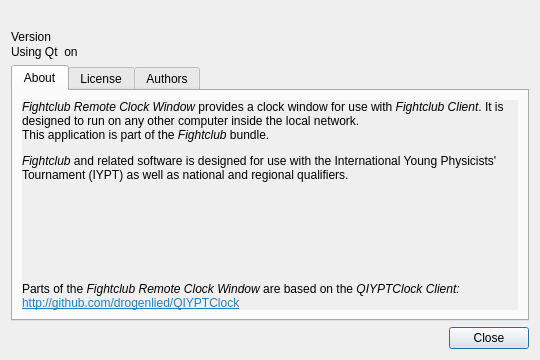
Old version of the form remoteclockwindow/aboutdialog.ui in the repository SFr682k/fightclub.
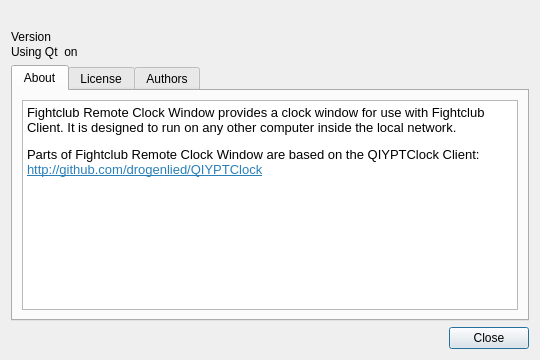
New version of the form. Icons and pictures are not drawn.

```diff
--- a/remoteclockwindow/aboutdialog.ui
+++ b/remoteclockwindow/aboutdialog.ui
@@ -121,79 +121,15 @@
       </attribute>
       <layout class="QVBoxLayout" name="verticalLayout_6">
        <item>
-        <widget class="QScrollArea" name="scrollArea">
-         <property name="frameShape">
-          <enum>QFrame::NoFrame</enum>
+        <widget class="QTextBrowser" name="textBrowser">
+         <property name="html">
+          <string>&lt;!DOCTYPE HTML PUBLIC &quot;-//W3C//DTD HTML 4.0//EN&quot; &quot;http://www.w3.org/TR/REC-html40/strict.dtd&quot;&gt;
+&lt;html&gt;&lt;head&gt;&lt;meta name=&quot;qrichtext&quot; content=&quot;1&quot; /&gt;&lt;style type=&quot;text/css&quot;&gt;
+p, li { white-space: pre-wrap; }
+&lt;/style&gt;&lt;/head&gt;&lt;body style=&quot; font-family:'Noto Sans'; font-size:10pt; font-weight:400; font-style:normal;&quot;&gt;
+&lt;p style=&quot; margin-top:0px; margin-bottom:0px; margin-left:0px; margin-right:0px; -qt-block-indent:0; text-indent:0px;&quot;&gt;Fightclub Remote Clock Window provides a clock window for use with Fightclub Client. It is designed to run on any other computer inside the local network.&lt;/p&gt;
+&lt;p style=&quot; margin-top:12px; margin-bottom:12px; margin-left:0px; margin-right:0px; -qt-block-indent:0; text-indent:0px;&quot;&gt;Parts of Fightclub Remote Clock Window are based on the QIYPTClock Client:&lt;br /&gt;&lt;a href=&quot;http://github.com/drogenlied/QIYPTClock&quot;&gt;&lt;span style=&quot; text-decoration: underline; color:#2980b9;&quot;&gt;http://github.com/drogenlied/QIYPTClock&lt;/span&gt;&lt;/a&gt;&lt;/p&gt;&lt;/body&gt;&lt;/html&gt;</string>
          </property>
-         <property name="frameShadow">
-          <enum>QFrame::Plain</enum>
-         </property>
-         <property name="lineWidth">
-          <number>0</number>
-         </property>
-         <property name="horizontalScrollBarPolicy">
-          <enum>Qt::ScrollBarAlwaysOff</enum>
-         </property>
-         <property name="widgetResizable">
-          <bool>true</bool>
-         </property>
-         <widget class="QWidget" name="scrollAreaWidgetContents">
-          <property name="geometry">
-           <rect>
-            <x>0</x>
-            <y>0</y>
-            <width>508</width>
-            <height>195</height>
-           </rect>
-          </property>
-          <layout class="QVBoxLayout" name="verticalLayout_7">
-           <property name="leftMargin">
-            <number>0</number>
-           </property>
-           <property name="topMargin">
-            <number>0</number>
-           </property>
-           <property name="rightMargin">
-            <number>0</number>
-           </property>
-           <property name="bottomMargin">
-            <number>0</number>
-           </property>
-           <item>
-            <widget class="QLabel" name="appdescr">
-             <property name="text">
-              <string>&lt;html&gt;&lt;head/&gt;&lt;body&gt;&lt;p&gt;&lt;span style=&quot; font-style:italic;&quot;&gt;Fightclub Remote Clock Window&lt;/span&gt; provides a clock window for use with &lt;span style=&quot; font-style:italic;&quot;&gt;Fightclub Client&lt;/span&gt;. It is designed to run on any other computer inside the local network.&lt;br/&gt;This application is part of the &lt;span style=&quot; font-style:italic;&quot;&gt;Fightclub &lt;/span&gt;bundle.&lt;/p&gt;&lt;p&gt;&lt;span style=&quot; font-style:italic;&quot;&gt;Fightclub&lt;/span&gt; and related software is designed for use with the International Young Physicists' Tournament (IYPT) as well as national and regional qualifiers.&lt;/p&gt;&lt;/body&gt;&lt;/html&gt;</string>
-             </property>
-             <property name="wordWrap">
-              <bool>true</bool>
-             </property>
-            </widget>
-           </item>
-           <item>
-            <spacer name="verticalSpacer">
-             <property name="orientation">
-              <enum>Qt::Vertical</enum>
-             </property>
-             <property name="sizeHint" stdset="0">
-              <size>
-               <width>20</width>
-               <height>40</height>
-              </size>
-             </property>
-            </spacer>
-           </item>
-           <item>
-            <widget class="QLabel" name="label_3">
-             <property name="text">
-              <string>&lt;html&gt;&lt;head/&gt;&lt;body&gt;&lt;p&gt;Parts of the &lt;span style=&quot; font-style:italic;&quot;&gt;Fightclub Remote Clock Window&lt;/span&gt; are based on the &lt;span style=&quot; font-style:italic;&quot;&gt;QIYPTClock Client:&lt;/span&gt;&lt;br/&gt;&lt;a href=&quot;http://github.com/drogenlied/QIYPTClock&quot;&gt;&lt;span style=&quot; text-decoration: underline; color:#2980b9;&quot;&gt;http://github.com/drogenlied/QIYPTClock&lt;/span&gt;&lt;/a&gt;&lt;/p&gt;&lt;/body&gt;&lt;/html&gt;</string>
-             </property>
-             <property name="textInteractionFlags">
-              <set>Qt::NoTextInteraction</set>
-             </property>
-            </widget>
-           </item>
-          </layout>
-         </widget>
         </widget>
        </item>
       </layout>
```
Left out of the diff: 2 changed lines with no effect on the pictures.
